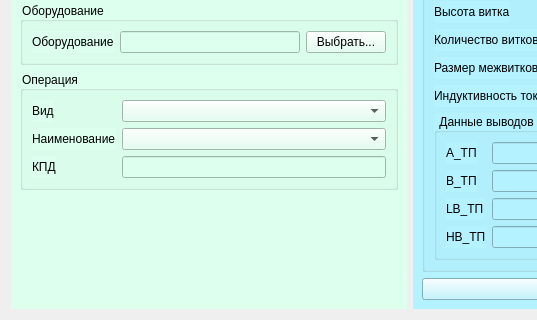
Before: the Qt Designer form gui/InitialParameters.ui in Kroshy1984/MIOM, drawn with Qt 5; both pictures show x 0 to 537 and y 199 to 519 of the 882 by 519 pixel window.
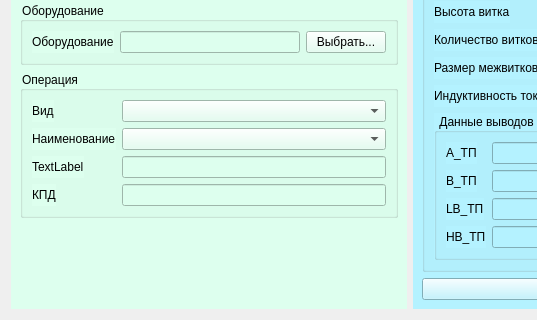
After: the same form once the commit is applied.

Commit message: Add radius lineEdit and label

```diff
--- a/gui/InitialParameters.ui
+++ b/gui/InitialParameters.ui
@@ -163,16 +163,26 @@
          <item row="1" column="1">
           <widget class="QComboBox" name="comboBoxOperationName"/>
          </item>
-         <item row="2" column="0">
+         <item row="3" column="0">
           <widget class="QLabel" name="label_8">
            <property name="text">
             <string>КПД</string>
            </property>
           </widget>
          </item>
-         <item row="2" column="1">
+         <item row="3" column="1">
           <widget class="QLineEdit" name="lineEditKPD"/>
          </item>
+         <item row="2" column="0">
+          <widget class="QLabel" name="labelRadius">
+           <property name="text">
+            <string>TextLabel</string>
+           </property>
+          </widget>
+         </item>
+         <item row="2" column="1">
+          <widget class="QLineEdit" name="lineEditRadius"/>
+         </item>
         </layout>
        </widget>
       </item>
```
The commit also changes 1 other file.
